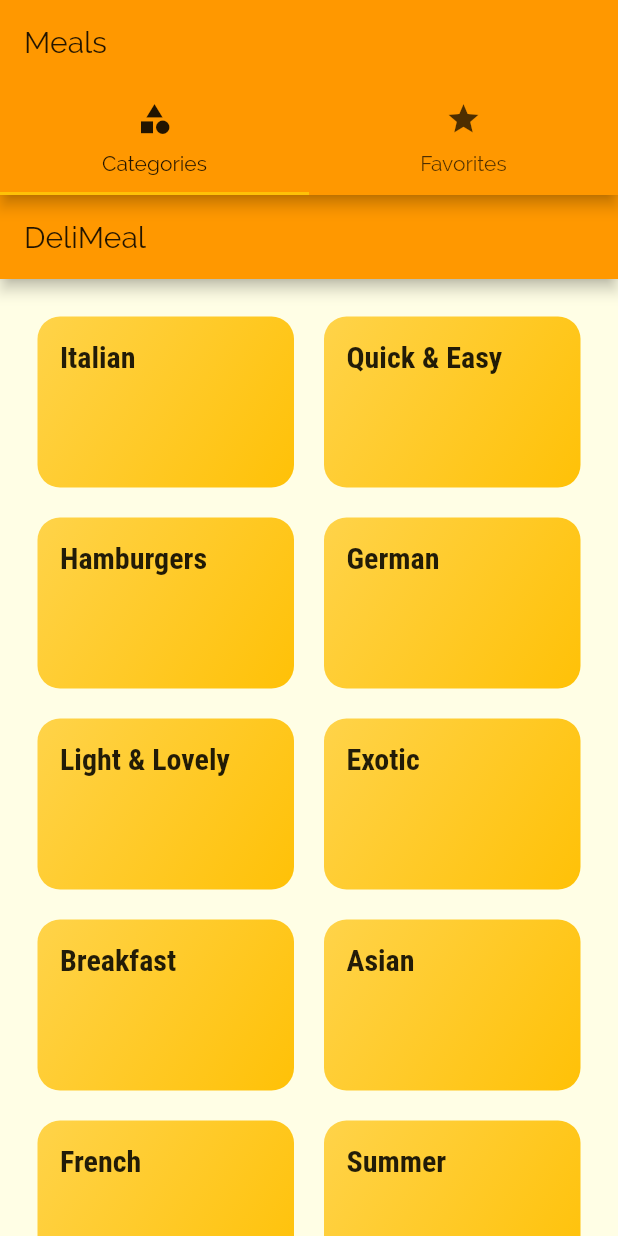
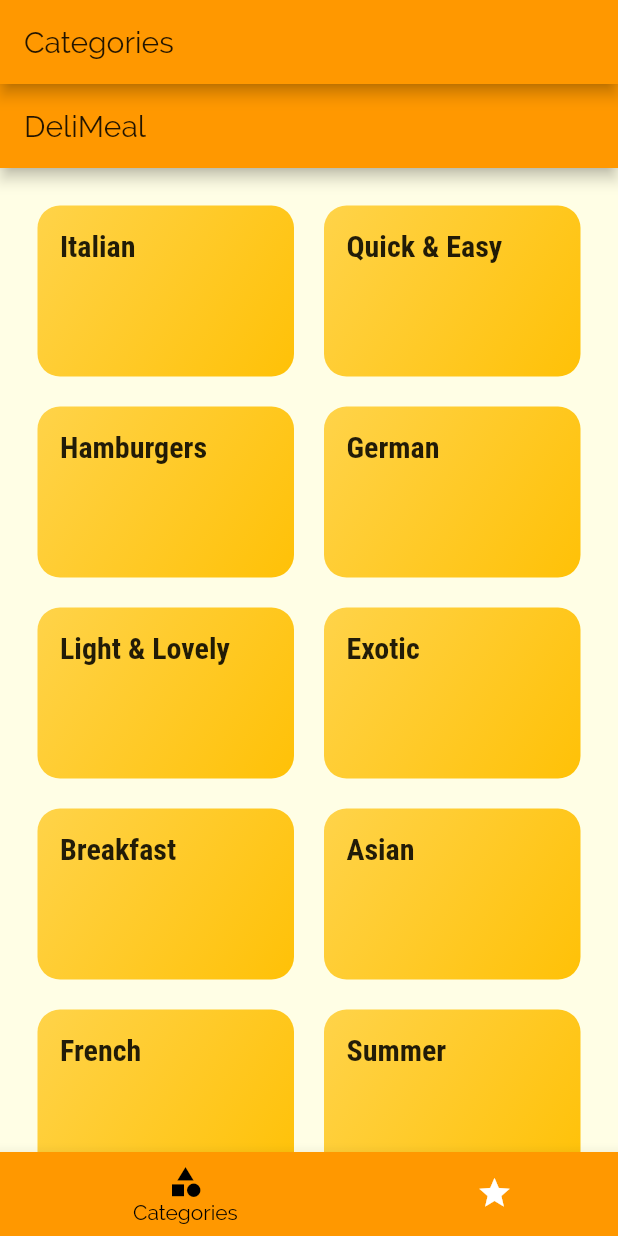
Before and after one commit to Anna-12-Mer/Meals_Categories-Flutter_Project-, a Flutter app: the screen it shows after launch, on a phone screen of 412 x 824 dp. Run offline on Flutter 3.47's test engine with Material 2 defaults, Android fonts, the phone set to English and light mode, and no system bars.

Commit message:
add some updates

```diff
--- a/meals_categ/lib/main.dart
+++ b/meals_categ/lib/main.dart
@@ -12,7 +12,7 @@ class MyApp extends StatelessWidget {
   @override
   Widget build(BuildContext context) {
     return MaterialApp(
-      title: 'DeliMeals',
+      // title: 'DeliMeals',
       theme: ThemeData(
         primarySwatch: Colors.orange,
         accentColor: Colors.amber,
--- a/meals_categ/lib/screens/category_meals_screen.dart
+++ b/meals_categ/lib/screens/category_meals_screen.dart
@@ -18,11 +18,7 @@ class CategoryMealsScreen extends StatelessWidget {
     final categoryMeals = DUMMY_MEALS.where((meal) {
       return meal.categories.contains(categoryId);
     }).toList();
-    return Scaffold(
-      appBar: AppBar(
-        title: Text(categoryTitle),
-      ),
-      body: ListView.builder(
+    return ListView.builder(
       itemBuilder: (context, index) {
         return MealItem(
           id: categoryMeals[index].id,
@@ -34,7 +30,6 @@ class CategoryMealsScreen extends StatelessWidget {
         );
       },
       itemCount: categoryMeals.length,
-      ),
     );
   }
 }
--- a/meals_categ/lib/screens/tabs_screen.dart
+++ b/meals_categ/lib/screens/tabs_screen.dart
@@ -10,29 +10,55 @@ class TabsScreen extends StatefulWidget {
 }
 
 class _TabsScreenState extends State<TabsScreen> {
+  final List<Map<String, Object>> _pages = [
+    {
+      'page': CategoriesScreen(),
+      'title': 'Categories',
+    },
+    {
+      'page': FavoritesScreen(),
+      'title': 'Your Favorite',
+    }
+  ];
+  int _selectedPageIndex = 0;
+  void _onselectPage(int index) {
+    setState(() {
+      _selectedPageIndex = index;
+    });
+  }
+
   @override
   Widget build(BuildContext context) {
-    return DefaultTabController(
-      length: 2,
-      child: Scaffold(
-        appBar: AppBar(
-          title: Text('Meals'),
-          bottom: TabBar(
-            tabs: <Widget>[
-              Tab(
-                icon: Icon(Icons.category),
-                text: 'Categories',
-              ),
-              Tab(
-                icon: Icon(Icons.star),
-                text: 'Favorites',
-              ),
-            ],
+    return Scaffold(
+      appBar: AppBar(
+        title: Text(
+          _pages[_selectedPageIndex]['title'],
+        ),
+      ),
+      body: _pages[_selectedPageIndex]['page'],
+      bottomNavigationBar: BottomNavigationBar(
+        items: [
+          BottomNavigationBarItem(
+            backgroundColor: Theme.of(context).primaryColor,
+            icon: Icon(
+              Icons.category,
+            ),
+            title: Text('Categories'),
           ),
-        ),
-        body: TabBarView(
-          children: <Widget>[CategoriesScreen(), FavoritesScreen()],
-        ),
+          BottomNavigationBarItem(
+            backgroundColor: Theme.of(context).primaryColor,
+            icon: Icon(
+              Icons.star,
+            ),
+            title: Text('Favorites'),
+          ),
+        ],
+        onTap: _onselectPage,
+        backgroundColor: Theme.of(context).primaryColor,
+        unselectedItemColor: Colors.white,
+        selectedItemColor: Colors.black,
+        currentIndex: _selectedPageIndex,
+        type: BottomNavigationBarType.shifting,
       ),
     );
   }
```
Lines whose indentation alone changed are shown as unchanged.
